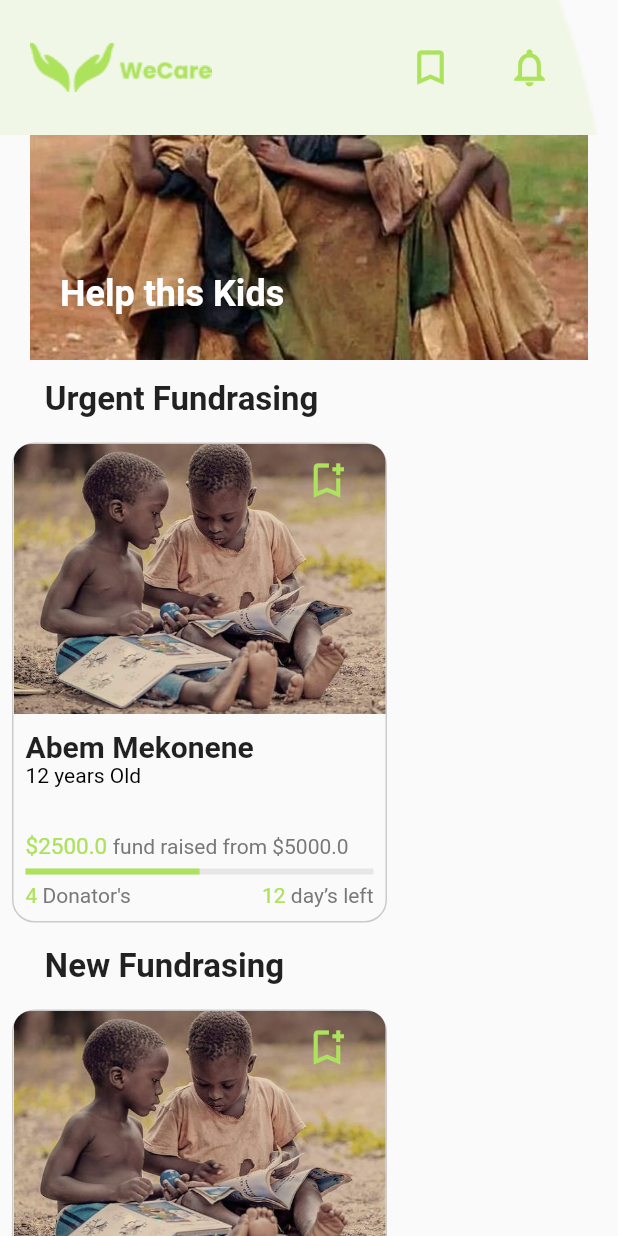
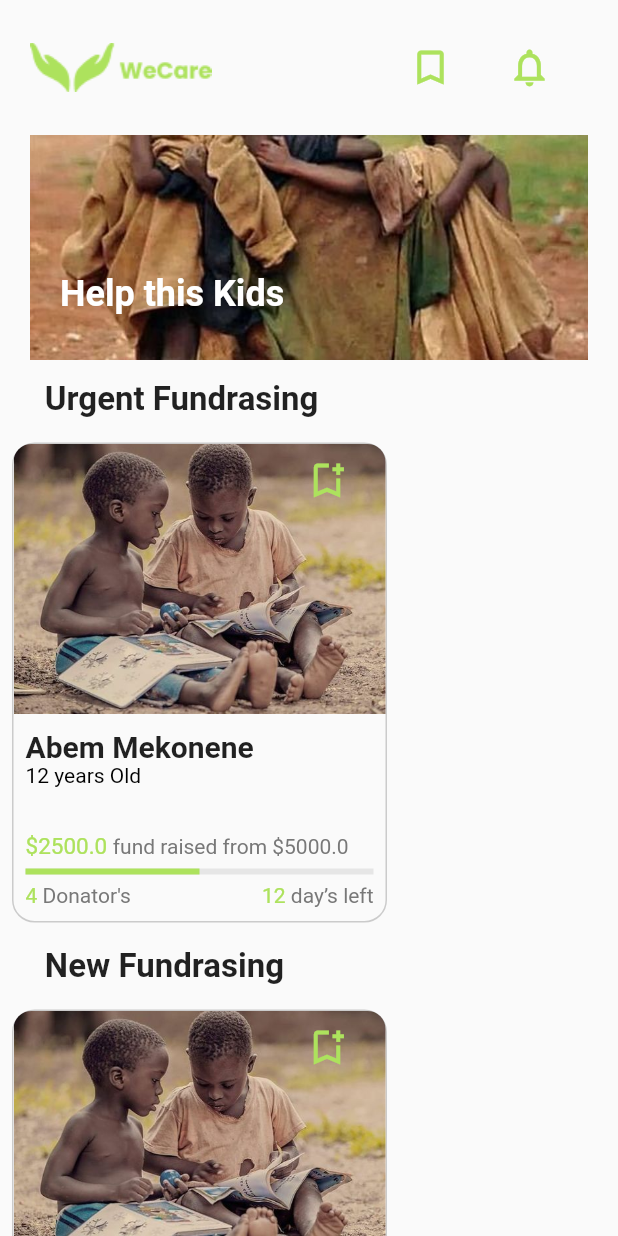
Before and after one commit to WECARE-BMA/wecare_app, a Flutter app: the screen it shows after launch, on a phone screen of 412 x 824 dp. Run offline on Flutter 3.47's test engine with Material 2 defaults, Android fonts, the phone set to English and light mode, and no system bars; our stand-ins replace animated_splash_screen, firebase_core, google_fonts; accounts and stored records are empty.

Commit message:
top nav background color changed-WEC-2

```diff
--- a/lib/components/top_nav.dart
+++ b/lib/components/top_nav.dart
@@ -9,12 +9,6 @@ class TopNav extends StatelessWidget {
         padding: const EdgeInsets.only(right: 20, left: 20),
         height: 90,
         width: MediaQuery.of(context).size.width,
-        decoration: const BoxDecoration(
-          image: DecorationImage(
-              image: AssetImage('assets/images/nav_background.png'),
-              fit: BoxFit.cover,
-              alignment: Alignment.topLeft),
-        ),
         child: Row(
           mainAxisAlignment: MainAxisAlignment.spaceBetween,
           children: [
```
